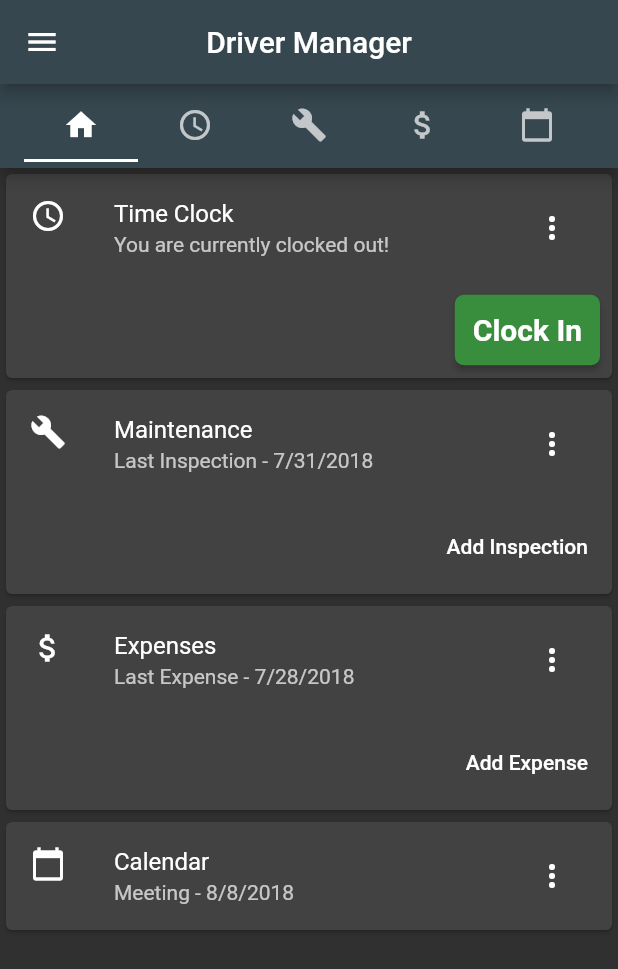
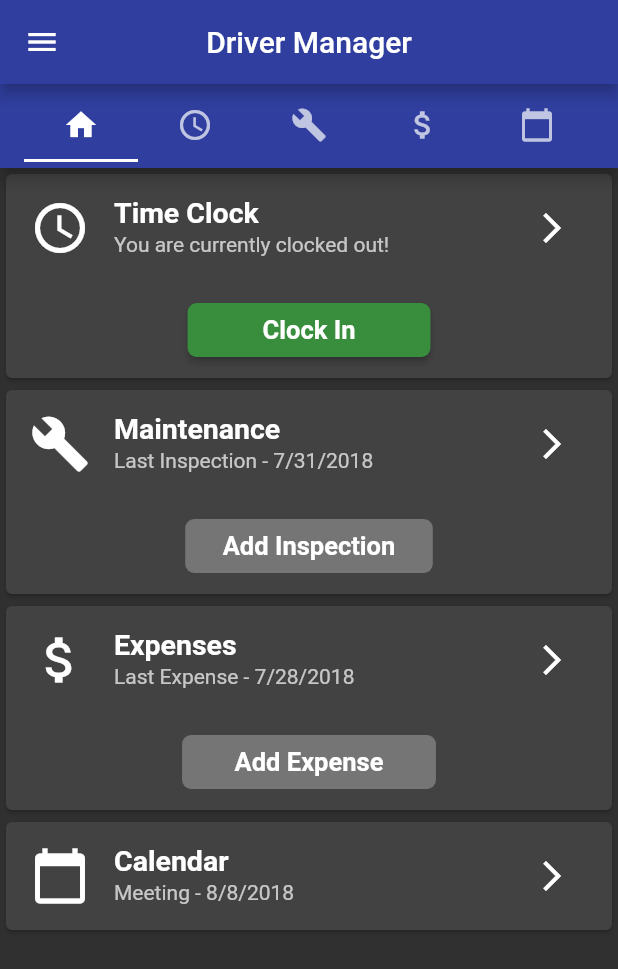
Before and after one commit to RyanKlatt/driver-manager-flutter, a Flutter app: the screen it shows after launch, on a phone screen of 412 x 824 dp. Shown: the top 969 px of the screen. Run offline on Flutter 3.47's test engine with Material 2 defaults, Android fonts, the phone set to English and light mode, and no system bars.

Commit message:
finished up home tab layout

```diff
--- a/lib/main.dart
+++ b/lib/main.dart
@@ -12,9 +12,9 @@ class DriverManager extends StatelessWidget {
   @override
   Widget build(BuildContext context) {
     return new MaterialApp(
-      title: 'Drawer Layout with Tabs',
+      title: 'Driver Manager',
       theme: new ThemeData(
-        primaryColor: Colors.blueGrey[800],
+        primaryColor: Colors.indigo[700],
         accentColor: Colors.grey[800],
         brightness: Brightness.dark
       ),
--- a/lib/pages/home_page.dart
+++ b/lib/pages/home_page.dart
@@ -9,27 +9,31 @@ class Home extends StatelessWidget {
         mainAxisSize: MainAxisSize.min,
         children: <Widget>[
           new ListTile(
-            leading: Icon(Icons.access_time),
+            onTap: (){
+              print('hello');
+            },
+            leading: Icon(Icons.access_time, size: 40.0,),
             trailing: IconButton(
-              icon: Icon(Icons.more_vert),
+              icon: Icon(Icons.arrow_forward_ios),
               onPressed: () {
                 print('hello');
               },
             ),
-            title: Text('Time Clock'),
+            title: Text('Time Clock',
+            style: new TextStyle(fontSize: 19.0, fontWeight: FontWeight.bold),),
             subtitle: Text('You are currently clocked out!'),
           ),
           new ButtonTheme.bar( // make buttons use the appropriate styles for cards
             child: new ButtonBar(
-              alignment: MainAxisAlignment.end,
+              alignment: MainAxisAlignment.center,
               children: <Widget>[
                 new RaisedButton(
                   child: new Text('Clock In',
-                  style: new TextStyle(fontWeight: FontWeight.bold, fontSize: 20.0),),
+                  style: new TextStyle(fontWeight: FontWeight.bold, fontSize: 17.0),),
                   textColor: Colors.white,
                   color: Colors.green[700],
                   splashColor: Colors.green,
-                  padding: EdgeInsets.all(12.0),
+                  padding: EdgeInsets.symmetric(horizontal: 50.0),
                   shape: RoundedRectangleBorder(borderRadius: BorderRadius.circular(6.0)),
                   onPressed: () { /* ... */ },
                 ),
@@ -45,23 +49,32 @@ class Home extends StatelessWidget {
         mainAxisSize: MainAxisSize.min,
         children: <Widget>[
           new ListTile(
-            leading: Icon(Icons.build),
+            onTap: (){
+              print('hello');
+            },
+            leading: Icon(Icons.build, size: 40.0,),
             trailing: IconButton(
-              icon: Icon(Icons.more_vert),
+              icon: Icon(Icons.arrow_forward_ios),
               onPressed: () {
                 print('hello');
               },
             ),
-            title: const Text('Maintenance'),
+            title: new Text('Maintenance',
+            style: new TextStyle(fontSize: 19.0, fontWeight: FontWeight.bold),),
             subtitle: const Text('Last Inspection - 7/31/2018'),
           ),
           new ButtonTheme.bar( // make buttons use the appropriate styles for cards
             child: new ButtonBar(
-              alignment: MainAxisAlignment.end,
+              alignment: MainAxisAlignment.center,
               children: <Widget>[
                 new FlatButton(
-                  child: const Text('Add Inspection'),
+                  child: new Text('Add Inspection',
+                  style: new TextStyle(fontWeight: FontWeight.bold, fontSize: 17.0),),
                   textColor: Colors.white,
+                  color: Colors.grey[600],
+                  splashColor: Colors.grey[400],
+                  padding: EdgeInsets.symmetric(horizontal: 25.0),
+                  shape: RoundedRectangleBorder(borderRadius: BorderRadius.circular(6.0)),
                   onPressed: () { /* ... */ },
                 ),
               ],
@@ -76,23 +89,32 @@ class Home extends StatelessWidget {
         mainAxisSize: MainAxisSize.min,
         children: <Widget>[
           ListTile(
-            leading: Icon(Icons.attach_money),
+            onTap: (){
+              print('hello');
+            },
+            leading: Icon(Icons.attach_money, size: 40.0,),
             trailing: IconButton(
-              icon: Icon(Icons.more_vert),
+              icon: Icon(Icons.arrow_forward_ios),
               onPressed: () {
                 print('hello');
               },
             ),
-            title: const Text('Expenses'),
+            title: new Text('Expenses',
+            style: new TextStyle(fontSize: 19.0, fontWeight: FontWeight.bold),),
             subtitle: const Text('Last Expense - 7/28/2018'),
           ),
           new ButtonTheme.bar( // make buttons use the appropriate styles for cards
             child: new ButtonBar(
-              alignment: MainAxisAlignment.end,
+              alignment: MainAxisAlignment.center,
               children: <Widget>[
                 new FlatButton(
-                  child: const Text('Add Expense'),
+                  child: new Text('Add Expense',
+                  style: new TextStyle(fontWeight: FontWeight.bold, fontSize: 17.0),),
+                  color: Colors.grey[600],
                   textColor: Colors.white,
+                  splashColor: Colors.grey[400],
+                  padding: EdgeInsets.symmetric(horizontal: 35.0),
+                  shape: RoundedRectangleBorder(borderRadius: BorderRadius.circular(6.0)),
                   onPressed: () { /* ... */ },
                 ),
               ],
@@ -107,14 +129,18 @@ class Home extends StatelessWidget {
         mainAxisSize: MainAxisSize.min,
         children: <Widget>[
           new ListTile(
-            leading: Icon(Icons.calendar_today),
+            onTap: (){
+              print('hello');
+            },
+            leading: Icon(Icons.calendar_today, size:40.0),
             trailing: IconButton(
-              icon: Icon(Icons.more_vert),
+              icon: Icon(Icons.arrow_forward_ios),
               onPressed: () {
                 print('hello');
               },
             ),
-            title: const Text('Calendar'),
+            title: new Text('Calendar',
+            style: new TextStyle(fontSize: 19.0, fontWeight: FontWeight.bold),),
             subtitle: const Text('Meeting - 8/8/2018'),
           ),
         ],
```
